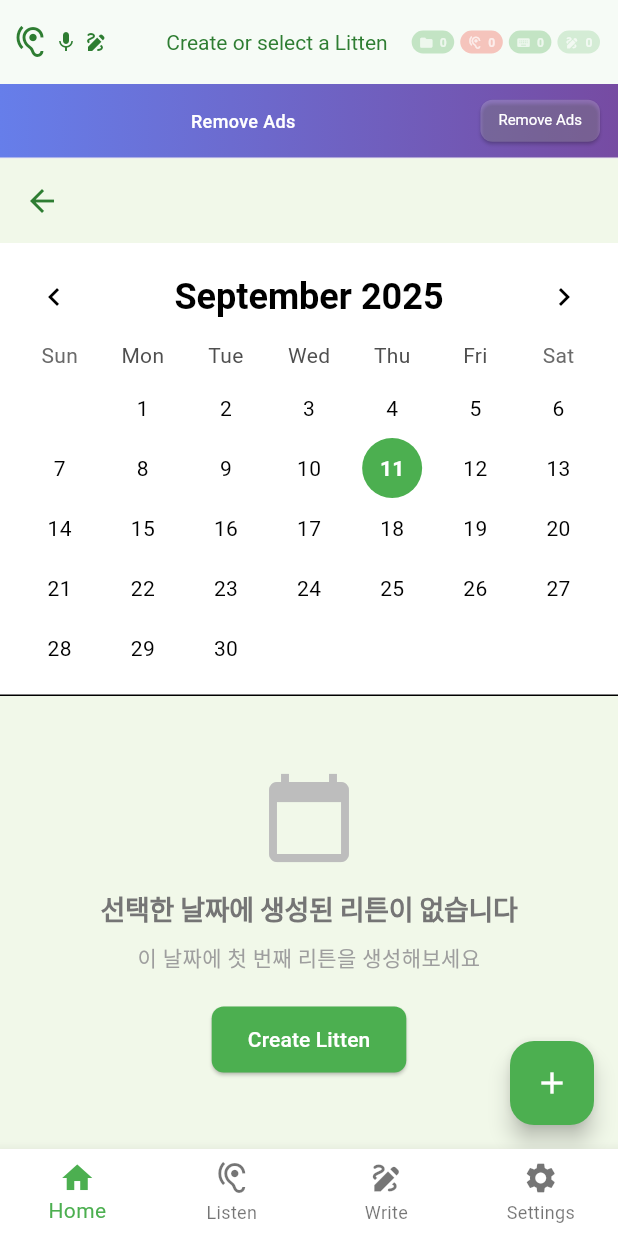
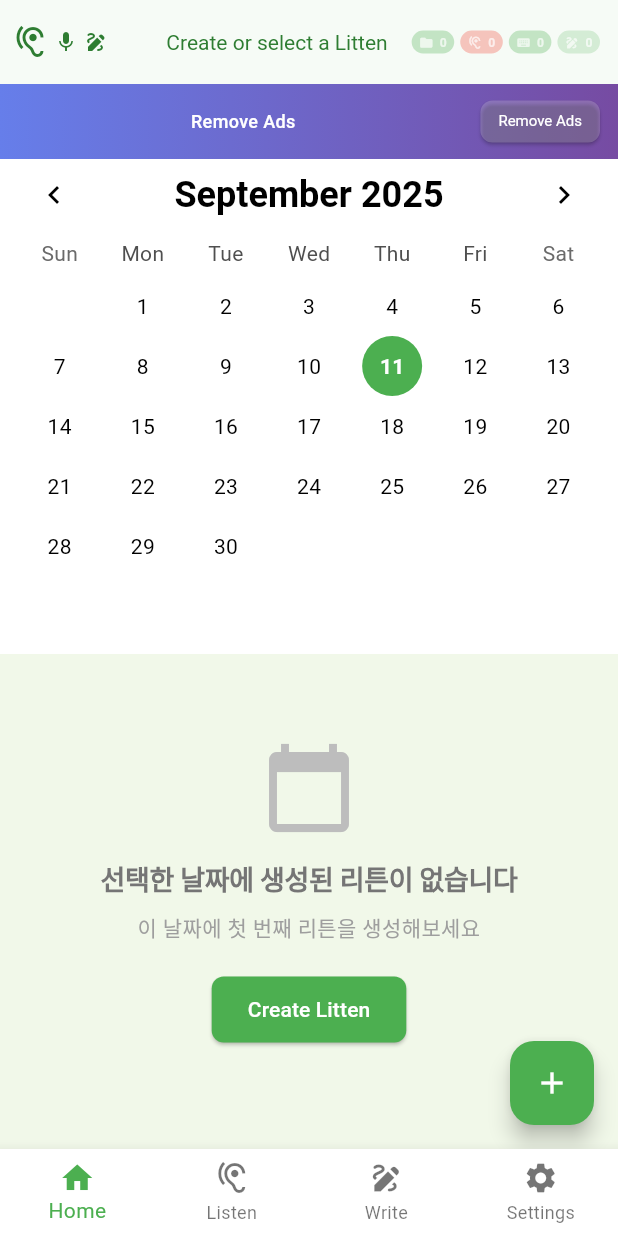
Before and after one commit to bgso7777/litten, a Flutter app: the MainTabScreen screen opened directly, on a phone screen of 412 x 824 dp. Run offline on Flutter 3.47's test engine with Material 3 defaults, Android fonts, the light colour scheme and no system bars; drawn by our look-alikes of table_calendar; our stand-ins replace audioplayers, file_picker, permission_handler, printing, shared_preferences; missing offline and left inert: flutter_painter_v2, flutter_pdfview, html_editor_enhanced, record; accounts and stored records are empty.

Commit message:
홈탭 캘린더 리튼리스트 개선

```diff
--- a/frontend/lib/screens/home_screen.dart
+++ b/frontend/lib/screens/home_screen.dart
@@ -127,31 +127,7 @@ class _HomeScreenState extends State<HomeScreen> {
     return Consumer<AppStateProvider>(
       builder: (context, appState, child) {
         return Scaffold(
-          appBar: AppBar(
-            title: Row(
-              children: [
-                if (appState.selectedLitten != null) ...[
-                  // 리튼이 선택된 경우: 선택된 리튼 이름 표시
-                  Expanded(
-                    child: Text(
-                      appState.selectedLitten!.title,
-                      style: Theme.of(context).textTheme.titleLarge?.copyWith(
-                        fontWeight: FontWeight.w600,
-                        color: Theme.of(context).primaryColor,
-                      ),
-                      overflow: TextOverflow.ellipsis,
-                    ),
-                  ),
-                ] else ...[
-                  // 리튼이 선택되지 않은 경우: 빈 공간
-                  const SizedBox.shrink(),
-                ],
-              ],
-            ),
-            backgroundColor: Colors.transparent,
-            elevation: 0,
-            scrolledUnderElevation: 0,
-          ),
+          appBar: null,
           body: Column(
             children: [
               // 상단 50% - 캘린더
@@ -159,7 +135,7 @@ class _HomeScreenState extends State<HomeScreen> {
                 flex: 1,
                 child: _buildCalendarSection(appState, l10n),
               ),
-              // 하단 50% - 선택된 날짜의 리튼 리스트
+              // 하단 50% - 리튼 리스트
               Expanded(
                 flex: 1,
                 child: _buildLittenListSection(appState, l10n),
@@ -243,15 +219,13 @@ class _HomeScreenState extends State<HomeScreen> {
   // 캘린더 섹션 빌드
   Widget _buildCalendarSection(AppStateProvider appState, AppLocalizations? l10n) {
     return Container(
-      padding: EdgeInsets.all(AppSpacing.paddingM.left),
+      padding: EdgeInsets.only(
+        left: AppSpacing.paddingM.left,
+        right: AppSpacing.paddingM.left,
+        top: 0,
+      ),
       decoration: BoxDecoration(
         color: Theme.of(context).cardColor,
-        border: Border(
-          bottom: BorderSide(
-            color: Theme.of(context).dividerColor,
-            width: 1,
-          ),
-        ),
       ),
       child: Column(
         children: [
@@ -473,7 +447,11 @@ class _HomeScreenState extends State<HomeScreen> {
     final selectedDateLittens = appState.littensForSelectedDate;
 
     return Container(
-      padding: EdgeInsets.all(AppSpacing.paddingM.left),
+      padding: EdgeInsets.only(
+        left: AppSpacing.paddingM.left,
+        right: AppSpacing.paddingM.left,
+        bottom: AppSpacing.paddingM.left,
+      ),
       child: Column(
         crossAxisAlignment: CrossAxisAlignment.start,
         children: [
@@ -487,12 +465,14 @@ class _HomeScreenState extends State<HomeScreen> {
                     actionText: l10n?.createLitten ?? '리튼 생성',
                     onAction: _showCreateLittenDialog,
                   )
-                : RefreshIndicator(
+                : Scrollbar(
+                    child: RefreshIndicator(
                       onRefresh: () async {
                         await appState.refreshLittens();
                       },
                       child: ListView.builder(
                         controller: _scrollController,
+                        physics: const BouncingScrollPhysics(),
                         itemCount: selectedDateLittens.length,
                         itemBuilder: (context, index) {
                           final litten = selectedDateLittens[index];
@@ -504,6 +484,7 @@ class _HomeScreenState extends State<HomeScreen> {
                             onLongPress: () => _showRenameLittenDialog(litten.id, litten.title),
                           );
                         },
+                      ),
                     ),
                   ),
           ),
--- a/frontend/lib/widgets/common/ad_banner.dart
+++ b/frontend/lib/widgets/common/ad_banner.dart
@@ -137,14 +137,11 @@ class _AdBannerState extends State<AdBanner> {
     return Container(
       height: 50,
       width: double.infinity,
-      decoration: BoxDecoration(
-        gradient: const LinearGradient(
+      decoration: const BoxDecoration(
+        gradient: LinearGradient(
           colors: [Color(0xFF667eea), Color(0xFF764ba2)],
           begin: Alignment.centerLeft,
           end: Alignment.centerRight,
-        ),
-        border: Border(
-          bottom: BorderSide(color: Colors.grey.shade200),
         ),
       ),
       child: Padding(
```
Also changed, not shown: 0_history.txt (+38 -3 lines), frontend/lib/screens/writing_screen.dart (+176 -73 lines), frontend/lib/services/audio_service.dart (+19 -0 lines), frontend/lib/widgets/home/litten_item.dart (+14 -14 lines), 1 other file. Lines whose indentation alone changed are shown as unchanged.
